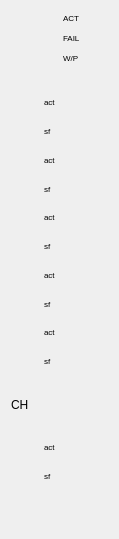
Before: the Qt Designer form MP1H_Demand/MP1H_R.ui in farzad1132/NetPlanner, drawn with Qt 5.
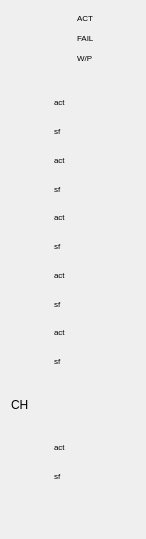
After: the same form once the commit is applied. Icons and pictures are not drawn.

```diff
--- a/MP1H_Demand/MP1H_R.ui
+++ b/MP1H_Demand/MP1H_R.ui
@@ -6,7 +6,7 @@
    <rect>
     <x>0</x>
     <y>0</y>
-    <width>119</width>
+    <width>146</width>
     <height>539</height>
    </rect>
   </property>
```
Left out of the diff: 10 changed lines with no effect on the pictures.
